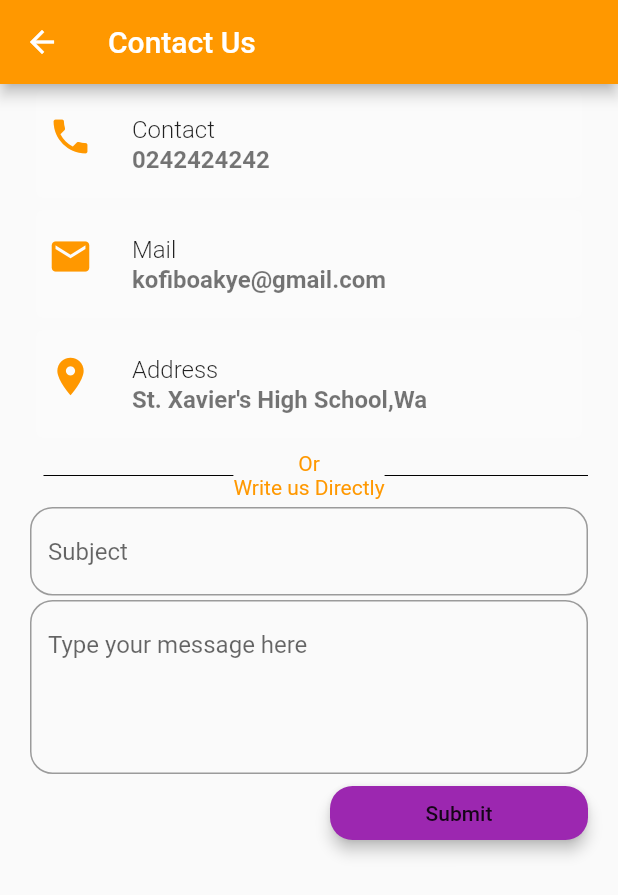
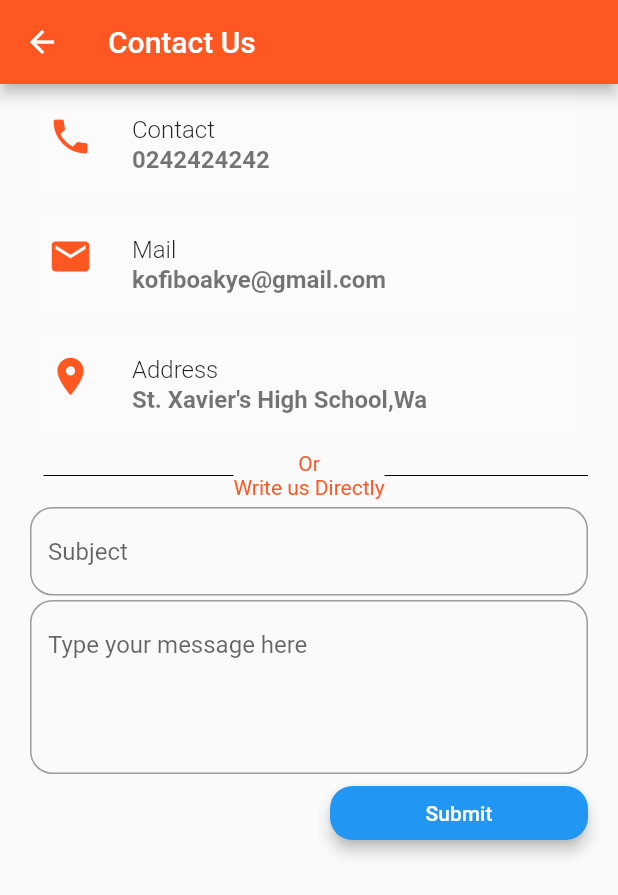
Before and after one commit to king-kloy/bus_tracker_app, a Flutter app: the ContactUs screen opened directly, on a phone screen of 412 x 824 dp. Shown: the top 895 px of the screen. Run offline on Flutter 3.47's test engine with Material 2 defaults, Android fonts, the phone set to English and light mode, and no system bars; network calls fail.

Commit message:
fix inconsistent app theme color to deepOrange

```diff
--- a/lib/about_school.dart
+++ b/lib/about_school.dart
@@ -7,7 +7,7 @@ class AboutSchool extends StatelessWidget {
     return Scaffold(
       appBar: AppBar(
         title: Text("About School"),
-        backgroundColor: Colors.orange,
+        backgroundColor: Colors.deepOrange,
       ),
       body: _aboutSchool(),
     );
@@ -51,7 +51,7 @@ class AboutSchool extends StatelessWidget {
                   Text(
                 "History of School",
                 style: TextStyle(
-                  color: Colors.orange,
+                  color: Colors.deepOrange,
                 ),
                 textAlign: TextAlign.left,
               ),
--- a/lib/contact_us.dart
+++ b/lib/contact_us.dart
@@ -7,7 +7,7 @@ class ContactUs extends StatelessWidget {
     return Scaffold(
       appBar: AppBar(
         title: Text("Contact Us"),
-        backgroundColor: Colors.orange,
+        backgroundColor: Colors.deepOrange,
       ),
       body: _contactUs(),
     );
@@ -34,7 +34,7 @@ class ContactUs extends StatelessWidget {
                     leading: Icon(
                       Icons.phone,
                       size: 30,
-                      color: Colors.orange,
+                      color: Colors.deepOrange,
                     ),
                     title: Text("Contact",
                         style: TextStyle(
@@ -56,7 +56,7 @@ class ContactUs extends StatelessWidget {
                     leading: Icon(
                       Icons.mail,
                       size: 30,
-                      color: Colors.orange,
+                      color: Colors.deepOrange,
                     ),
                     title: Text("Mail",
                         style: TextStyle(
@@ -77,7 +77,7 @@ class ContactUs extends StatelessWidget {
                     leading: Icon(
                       Icons.location_on,
                       size: 30,
-                      color: Colors.orange,
+                      color: Colors.deepOrange,
                     ),
                     title: Text("Address",
                         style: TextStyle(
@@ -102,8 +102,8 @@ class ContactUs extends StatelessWidget {
               ),
               Column(
                  children: <Widget>[
-                 Text('Or',style:TextStyle(color: Colors.orange)),
-                 Text("Write us Directly",style:TextStyle(color: Colors.orange))
+                 Text('Or',style:TextStyle(color: Colors.deepOrange)),
+                 Text("Write us Directly",style:TextStyle(color: Colors.deepOrange))
                  ],
                ),
                Expanded(
@@ -146,11 +146,11 @@ class ContactUs extends StatelessWidget {
             shape: RoundedRectangleBorder(
               borderRadius: BorderRadius.circular(15)
             ),
-            child: Text("Submit"),
+            child: Text("Submit", style: TextStyle(color: Colors.white),),
             elevation: 4.0,
             onPressed: (){},
-            color: Colors.purple,
-            splashColor: Colors.blueGrey,
+            color: Colors.blue,
+            splashColor: Colors.lightBlue,
           )
           )),
         ],
--- a/lib/settings.dart
+++ b/lib/settings.dart
@@ -12,7 +12,7 @@ class _SettingsPageState extends State<SettingsPage> {
     return Scaffold(
         appBar: AppBar(
           title: Text("Settings"),
-          backgroundColor: Colors.orange,
+          backgroundColor: Colors.deepOrange,
         ),
         body: _settingsPage(),
 //        margin: EdgeInsets.all(10),
@@ -31,7 +31,7 @@ class _SettingsPageState extends State<SettingsPage> {
               children: <Widget>[
                 Text(
                   "Remainder",
-                  style: TextStyle(color: Colors.orange, fontSize: 16),
+                  style: TextStyle(color: Colors.deepOrange, fontSize: 16),
                 )
               ],
             ),
@@ -91,7 +91,7 @@ class _SettingsPageState extends State<SettingsPage> {
               mainAxisAlignment: MainAxisAlignment.spaceBetween,
               children: <Widget>[
                 Text("Set notification alert",
-                    style: TextStyle(color: Colors.orange)),
+                    style: TextStyle(color: Colors.deepOrange)),
                 Text("Select all", style: TextStyle(color: Colors.blue))
               ],
             ),
```
